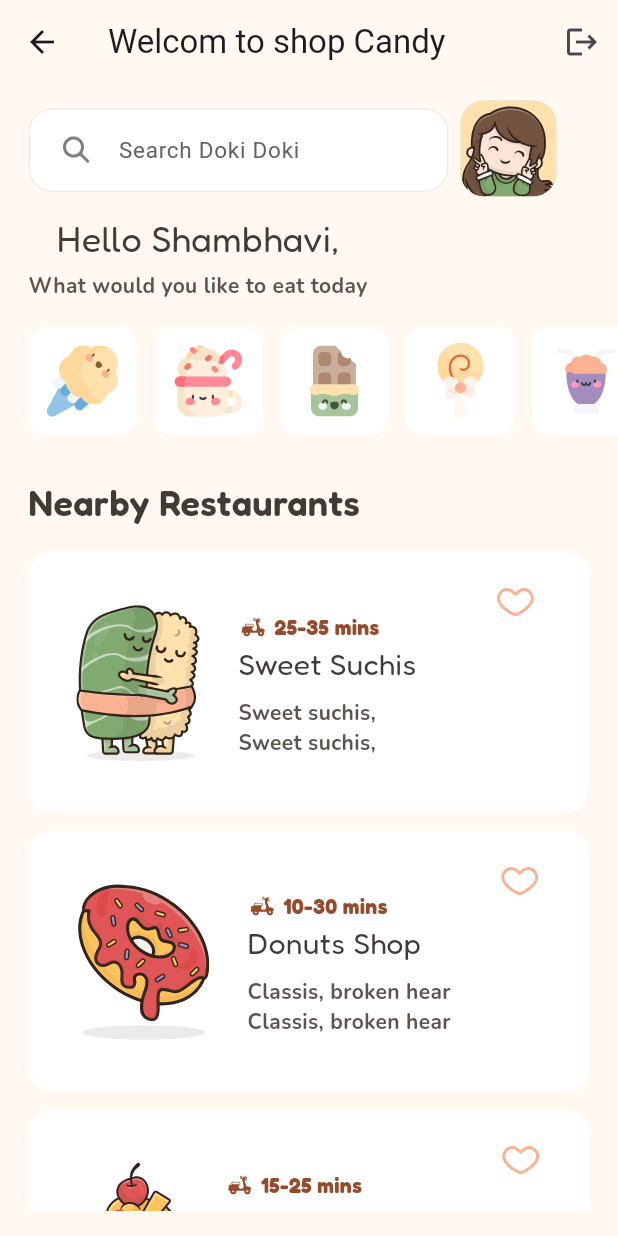
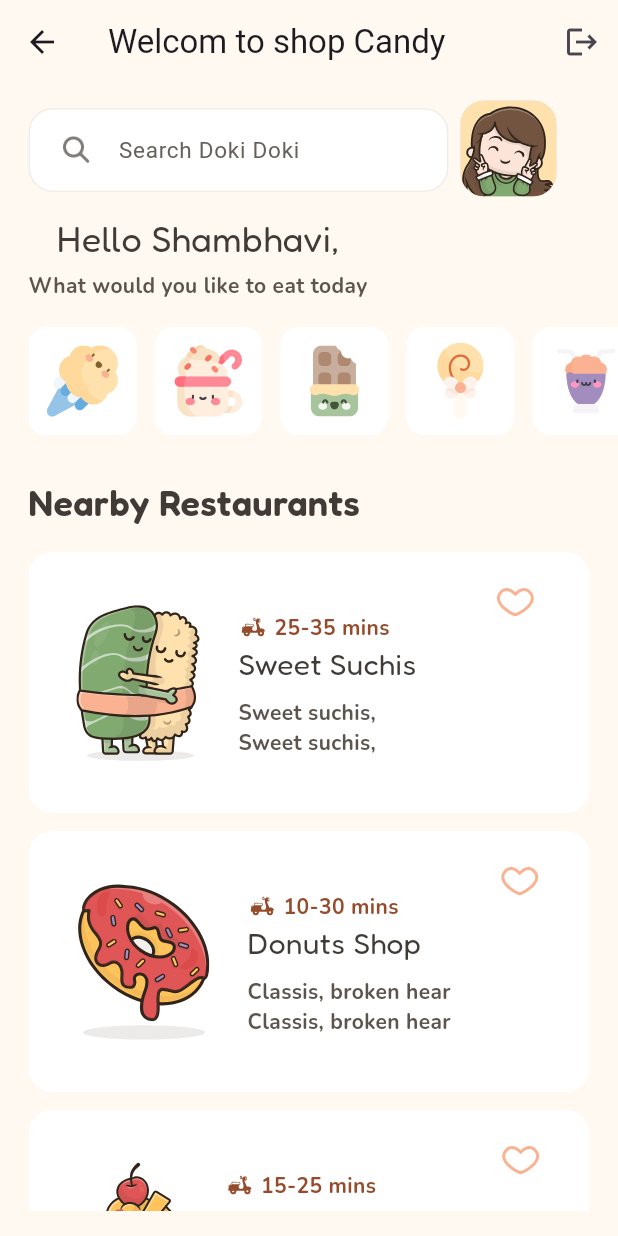
Before and after one commit to Mahmoud-ElShorbagy/candy_buy, a Flutter app: the HomeView screen opened by its route, on a phone screen of 412 x 824 dp. Run offline on Flutter 3.47's test engine with Material 3 defaults, Android fonts, the phone set to English and light mode, and no system bars; our stand-ins replace cloud_firestore, firebase_auth, firebase_core, flutter_bloc, flutter_svg; accounts and stored records are empty.

Commit message:
edit fonFamily

```diff
--- a/lib/views/view_candy/tiem/view.dart
+++ b/lib/views/view_candy/tiem/view.dart
@@ -24,7 +24,6 @@ class TimeView extends StatelessWidget {
           text: time,
           color: AppColors.textTimeColor,
           fontWeight: FontWeight.w700,
-          fontFamily: "Fredoka",
         ),
       ],
     );
```
